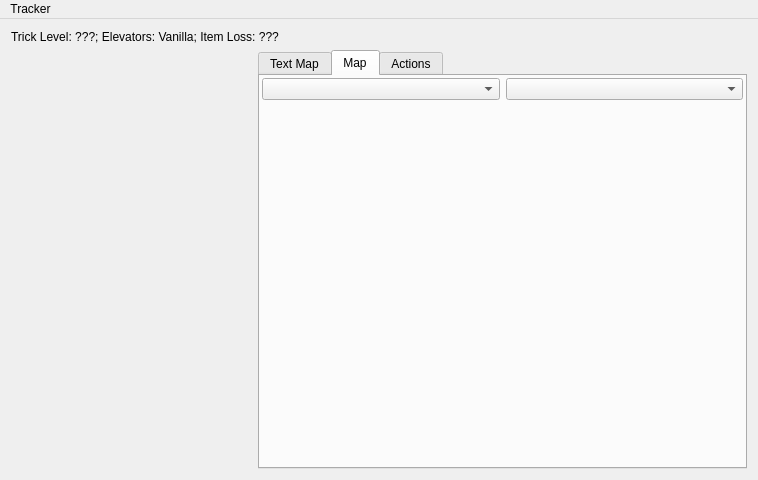
Qt form randovania/gui/ui_files/tracker_window.ui (randovania/randovania) before a commit.
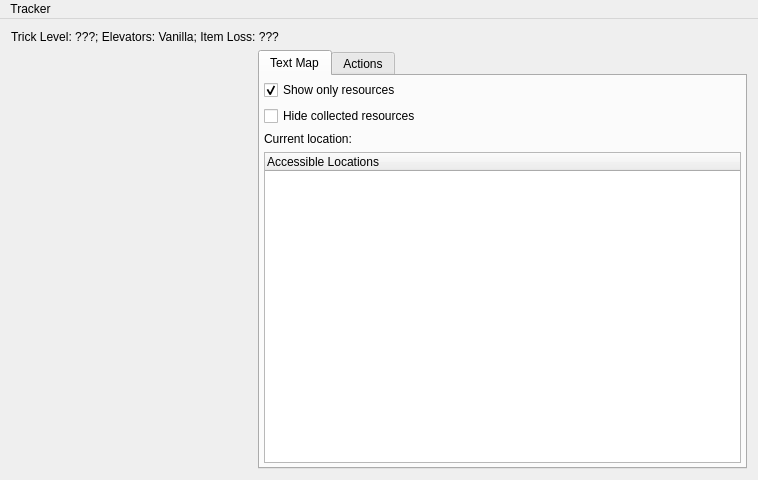
The same form after that commit. The open tabs and pages were chosen to show the change. Custom widgets are drawn as their Qt base class.

Patch:
```diff
--- a/randovania/gui/ui_files/tracker_window.ui
+++ b/randovania/gui/ui_files/tracker_window.ui
@@ -100,38 +100,6 @@
         </item>
        </layout>
       </widget>
-      <widget class="QWidget" name="tab_map">
-       <attribute name="title">
-        <string>Map</string>
-       </attribute>
-       <layout class="QVBoxLayout" name="tab_map_layout">
-        <property name="leftMargin">
-         <number>2</number>
-        </property>
-        <property name="topMargin">
-         <number>2</number>
-        </property>
-        <property name="rightMargin">
-         <number>2</number>
-        </property>
-        <property name="bottomMargin">
-         <number>2</number>
-        </property>
-        <item>
-         <layout class="QHBoxLayout" name="map_area_layout">
-          <item>
-           <widget class="QComboBox" name="map_region_combo"/>
-          </item>
-          <item>
-           <widget class="QComboBox" name="map_area_combo"/>
-          </item>
-         </layout>
-        </item>
-        <item>
-         <widget class="DataEditorCanvas" name="map_canvas" native="true"/>
-        </item>
-       </layout>
-      </widget>
       <widget class="QWidget" name="tab_actions">
        <attribute name="title">
         <string>Actions</string>
@@ -210,14 +178,6 @@
   </action>
  </widget>
  <layoutdefault spacing="6" margin="11"/>
- <customwidgets>
-  <customwidget>
-   <class>DataEditorCanvas</class>
-   <extends>QWidget</extends>
-   <header>randovania/gui/lib/data_editor_canvas</header>
-   <container>1</container>
-  </customwidget>
- </customwidgets>
  <resources/>
  <connections/>
 </ui>
```
